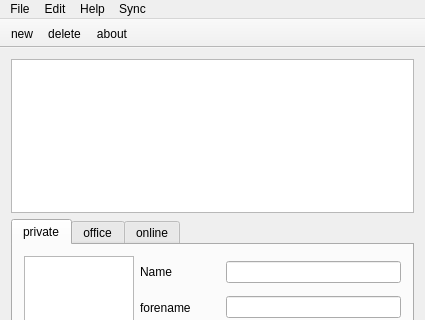
First picture: the form in branches/qpeopleedit/mainwindow.ui, repository hisoka999/peopleedit, before the edit; both pictures show x 0 to 425 and y 0 to 320 of the 425 by 572 pixel window.
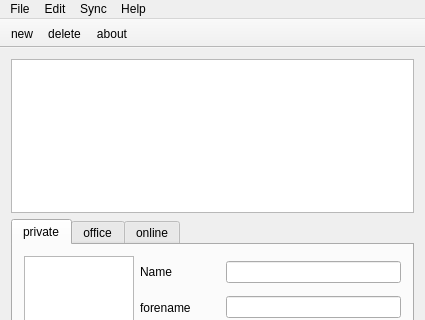
Second picture: the form after the edit. Icons and pictures are not drawn.

The edit to the form file:
```diff
--- a/branches/qpeopleedit/mainwindow.ui
+++ b/branches/qpeopleedit/mainwindow.ui
@@ -342,7 +342,7 @@
      <x>0</x>
      <y>0</y>
      <width>425</width>
-     <height>25</height>
+     <height>29</height>
     </rect>
    </property>
    <widget class="QMenu" name="menuFile">
@@ -373,8 +373,8 @@
    </widget>
    <addaction name="menuFile"/>
    <addaction name="menuEdit"/>
-   <addaction name="menuHelp"/>
    <addaction name="menuSync"/>
+   <addaction name="menuHelp"/>
   </widget>
   <widget class="QToolBar" name="mainToolBar">
    <property name="movable">
```
Left out of the diff: 6 changed lines with no effect on the pictures.
